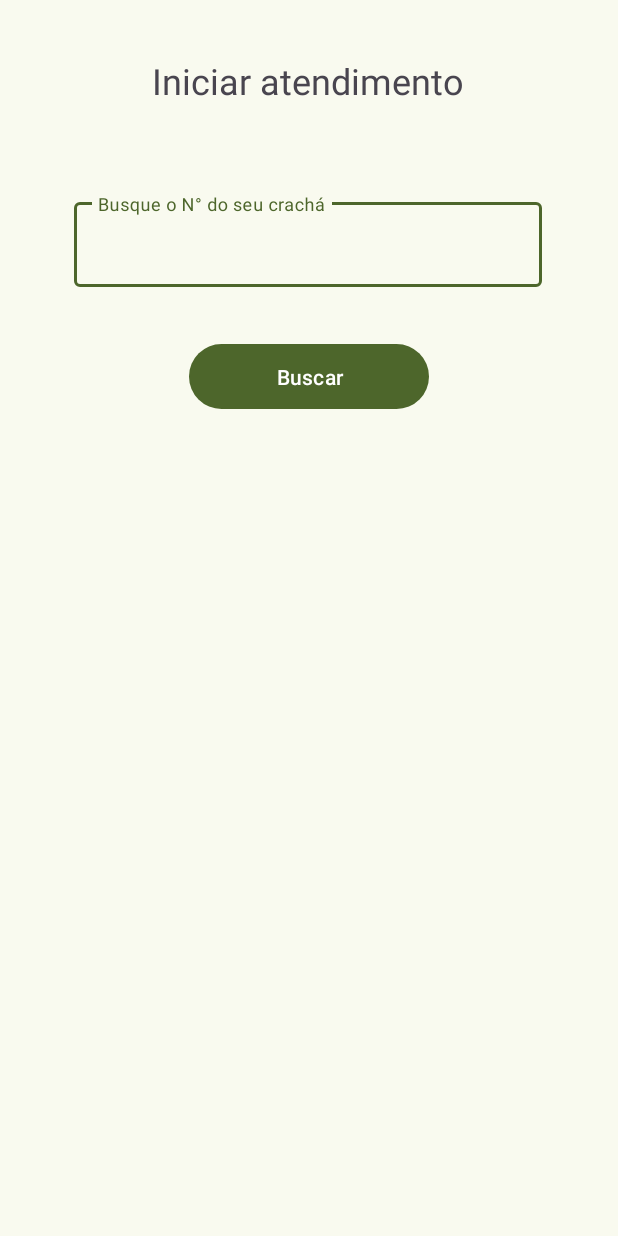
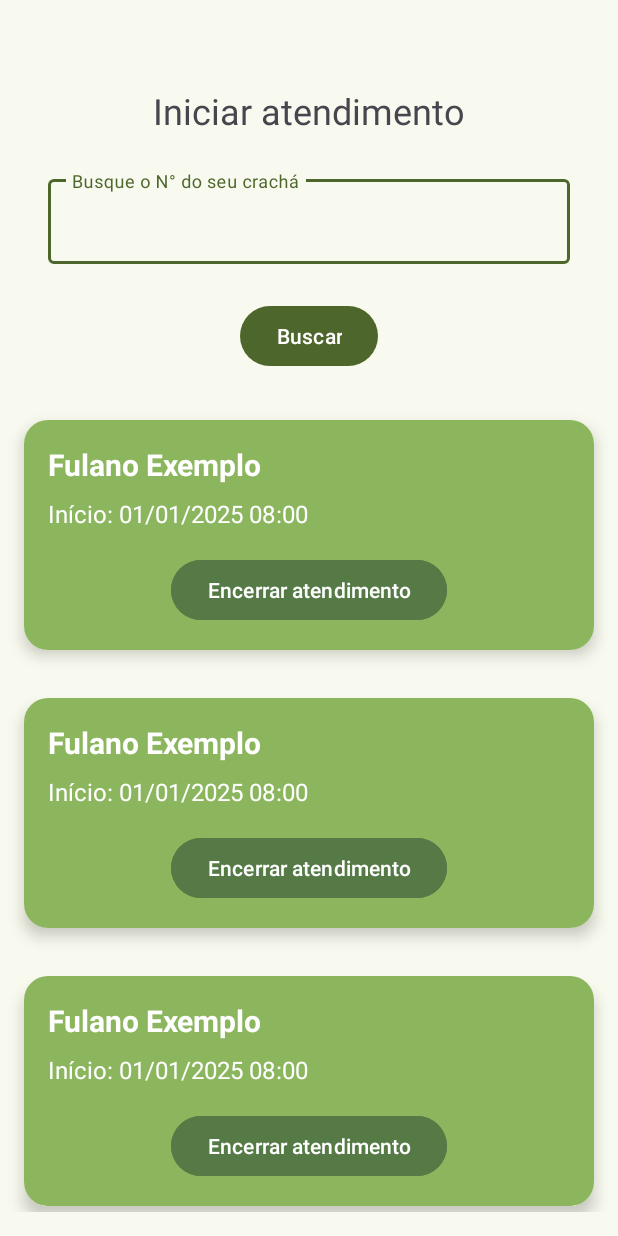
Before and after one commit to beatrizmarioti/Projeto-J-F, an Android app: the layout fragment_home.xml on its own in the app's theme, with its tools: preview values and no code run, on a phone screen of 412 x 824 dp. Run offline under Robolectric (Android 15) with nearby library versions, the phone set to English and light mode, and no system bars.

Commit message:
Subindo tela de busca finalizada + alterações no cardview

```diff
--- a/app/src/main/res/layout/busca.xml
+++ b/app/src/main/res/layout/busca.xml
@@ -1,98 +1,79 @@
 <?xml version="1.0" encoding="utf-8"?>
 <androidx.cardview.widget.CardView xmlns:android="http://schemas.android.com/apk/res/android"
     xmlns:app="http://schemas.android.com/apk/res-auto"
-    xmlns:tools="http://schemas.android.com/tools"
     android:layout_width="match_parent"
     android:layout_height="wrap_content"
-    android:layout_margin="5dp"
-    android:layout_marginHorizontal="5dp"
-    android:layout_marginVertical="5dp"
-    app:cardCornerRadius="40dp">
+    android:layout_margin="16dp"
+    app:cardCornerRadius="16dp"
+    app:cardElevation="6dp">
 
     <androidx.constraintlayout.widget.ConstraintLayout
         android:layout_width="match_parent"
-        android:layout_height="188dp"
+        android:layout_height="wrap_content"
+        android:padding="16dp"
         android:background="#8CB65E">
 
         <TextView
-            android:id="@+id/text"
-            android:layout_width="wrap_content"
+            android:id="@+id/nome"
+            android:layout_width="0dp"
             android:layout_height="wrap_content"
-            android:layout_marginStart="26dp"
-            android:layout_marginTop="24dp"
-            android:layout_marginEnd="10dp"
-            android:text="Nome:"
-            android:textColor="#FBFBFB"
-            android:textSize="30sp"
+            android:text="Fulano Exemplo"
+            android:textColor="#FFFFFF"
+            android:textSize="20sp"
             android:textStyle="bold"
-            app:layout_constraintEnd_toStartOf="@+id/nome"
+            app:layout_constraintTop_toTopOf="parent"
             app:layout_constraintStart_toStartOf="parent"
-            app:layout_constraintTop_toTopOf="parent" />
-
-        <TextView
-            android:id="@+id/nome"
-            android:layout_width="wrap_content"
-            android:layout_height="wrap_content"
-            android:layout_marginStart="10dp"
-            android:layout_marginTop="24dp"
-            android:text="."
-            android:textColor="#FBFBFB"
-            android:textSize="30sp"
-            app:layout_constraintStart_toEndOf="@+id/text"
-            app:layout_constraintTop_toTopOf="parent" />
+            app:layout_constraintEnd_toEndOf="parent" />
 
         <TextView
             android:id="@+id/inicio"
+            android:layout_width="0dp"
+            android:layout_height="wrap_content"
+            android:text="Início: 01/01/2025 08:00"
+            android:textColor="#FFFFFF"
+            android:textSize="16sp"
+            app:layout_constraintTop_toBottomOf="@id/nome"
+            app:layout_constraintStart_toStartOf="parent"
+            app:layout_constraintEnd_toEndOf="parent"
+            android:layout_marginTop="8dp"/>
+
+        <TextView
+            android:id="@+id/label_termino"
             android:layout_width="wrap_content"
             android:layout_height="wrap_content"
-            android:layout_marginStart="10dp"
-            android:layout_marginTop="69dp"
-            android:text="."
-            android:textColor="#FBFBFB"
-            android:textSize="30sp"
-            app:layout_constraintStart_toEndOf="@+id/nome2"
-            app:layout_constraintTop_toTopOf="parent" />
+            android:text="Término:"
+            android:textColor="#FFFFFF"
+            android:textSize="16sp"
+            android:visibility="gone"
+            app:layout_constraintTop_toBottomOf="@id/inicio"
+            app:layout_constraintStart_toStartOf="parent"
+            android:layout_marginTop="8dp"/>
 
         <TextView
             android:id="@+id/termino"
+            android:layout_width="0dp"
+            android:layout_height="wrap_content"
+            android:text="01/01/2025 09:00"
+            android:textColor="#FFFFFF"
+            android:textSize="16sp"
+            android:visibility="gone"
+            app:layout_constraintTop_toBottomOf="@id/inicio"
+            app:layout_constraintStart_toEndOf="@id/label_termino"
+            app:layout_constraintEnd_toEndOf="parent"
+            android:layout_marginTop="8dp"/>
+
+        <Button
+            android:id="@+id/botao_terminar"
             android:layout_width="wrap_content"
             android:layout_height="wrap_content"
-            android:layout_marginStart="17dp"
-            android:layout_marginTop="115dp"
-            android:text="."
-            android:textColor="#FBFBFB"
-            android:textSize="30sp"
-            app:layout_constraintStart_toEndOf="@+id/nome3"
-            app:layout_constraintTop_toTopOf="parent" />
+            android:text="Encerrar atendimento"
+            android:textAllCaps="false"
+            android:backgroundTint="#557A46"
+            android:textColor="#FFFFFF"
+            app:layout_constraintTop_toBottomOf="@id/inicio"
+            app:layout_constraintStart_toStartOf="parent"
+            app:layout_constraintEnd_toEndOf="parent"
+            android:layout_marginTop="16dp" />
 
-        <TextView
-            android:id="@+id/nome2"
-            android:layout_width="wrap_content"
-            android:layout_height="wrap_content"
-            android:layout_marginStart="26dp"
-            android:layout_marginTop="13dp"
-            android:layout_marginEnd="10dp"
-            android:text="Início atendimento:"
-            android:textColor="#FBFBFB"
-            android:textSize="24sp"
-            android:textStyle="bold"
-            app:layout_constraintEnd_toStartOf="@+id/inicio"
-            app:layout_constraintStart_toStartOf="parent"
-            app:layout_constraintTop_toBottomOf="@+id/text" />
-
-        <TextView
-            android:id="@+id/nome3"
-            android:layout_width="wrap_content"
-            android:layout_height="wrap_content"
-            android:layout_marginStart="26dp"
-            android:layout_marginTop="14dp"
-            android:layout_marginEnd="17dp"
-            android:text="Término atendimento:"
-            android:textColor="#FBFBFB"
-            android:textSize="24sp"
-            android:textStyle="bold"
-            app:layout_constraintEnd_toStartOf="@+id/termino"
-            app:layout_constraintStart_toStartOf="parent"
-            app:layout_constraintTop_toBottomOf="@+id/inicio" />
     </androidx.constraintlayout.widget.ConstraintLayout>
 </androidx.cardview.widget.CardView>
--- a/app/src/main/res/layout/fragment_home.xml
+++ b/app/src/main/res/layout/fragment_home.xml
@@ -10,9 +10,7 @@
         android:id="@+id/textView2"
         android:layout_width="wrap_content"
         android:layout_height="wrap_content"
-        android:layout_marginStart="102dp"
-        android:layout_marginTop="37dp"
-        android:layout_marginEnd="103dp"
+        android:layout_marginTop="57dp"
         android:text="Iniciar atendimento"
         android:textSize="24sp"
         app:layout_constraintEnd_toEndOf="parent"
@@ -21,31 +19,53 @@
 
     <com.google.android.material.textfield.TextInputLayout
         android:id="@+id/textInputLayout"
-        android:layout_width="314dp"
-        android:layout_height="62dp"
-        android:layout_marginStart="48dp"
-        android:layout_marginTop="59dp"
-        android:layout_marginEnd="48dp"
+        android:layout_width="0dp"
+        android:layout_height="wrap_content"
+        android:layout_marginTop="24dp"
         android:textColorHint="#5D5C5C"
+        app:layout_constraintTop_toBottomOf="@id/textView2"
+        app:layout_constraintStart_toStartOf="parent"
         app:layout_constraintEnd_toEndOf="parent"
-        app:layout_constraintStart_toStartOf="parent"
-        app:layout_constraintTop_toBottomOf="@+id/textView2">
+        android:layout_marginStart="32dp"
+        android:layout_marginEnd="32dp">
 
         <com.google.android.material.textfield.TextInputEditText
-            android:layout_width="312dp"
+            android:layout_width="match_parent"
             android:layout_height="wrap_content"
             android:hint="Busque o N° do seu crachá" />
     </com.google.android.material.textfield.TextInputLayout>
 
     <Button
-        android:id="@+id/button"
-        android:layout_width="160dp"
-        android:layout_height="51dp"
-        android:layout_marginStart="125dp"
-        android:layout_marginTop="34dp"
-        android:layout_marginEnd="126dp"
+        android:id="@+id/buscar"
+        android:layout_width="wrap_content"
+        android:layout_height="wrap_content"
         android:text="Buscar"
+        app:layout_constraintTop_toBottomOf="@id/textInputLayout"
+        app:layout_constraintStart_toStartOf="parent"
         app:layout_constraintEnd_toEndOf="parent"
+        android:layout_marginTop="24dp" />
+
+    <Button
+        android:id="@+id/button_termino"
+        android:layout_width="wrap_content"
+        android:layout_height="wrap_content"
+        android:text="Encerrar atendimento"
+        android:visibility="gone"
+        app:layout_constraintTop_toBottomOf="@id/buscar"
         app:layout_constraintStart_toStartOf="parent"
-        app:layout_constraintTop_toBottomOf="@+id/textInputLayout" />
+        app:layout_constraintEnd_toEndOf="parent"
+        android:layout_marginTop="16dp" />
+
+    <androidx.recyclerview.widget.RecyclerView
+        android:id="@+id/recyclerView"
+        android:layout_width="0dp"
+        android:layout_height="0dp"
+        android:layout_marginTop="16dp"
+        android:layout_marginBottom="16dp"
+        tools:listitem="@layout/busca"
+        app:layout_constraintTop_toBottomOf="@id/button_termino"
+        app:layout_constraintBottom_toBottomOf="parent"
+        app:layout_constraintStart_toStartOf="parent"
+        app:layout_constraintEnd_toEndOf="parent" />
+
 </androidx.constraintlayout.widget.ConstraintLayout>
```
Also changed, not shown: app/src/main/java/com/bea/projetojef/Atendimento.java (added, +33 -0 lines), app/src/main/java/com/bea/projetojef/ui/AtendimentoAdapter.java (added, +116 -0 lines), app/src/main/java/com/bea/projetojef/ui/home/HomeFragment.java (+79 -7 lines), app/src/main/res/drawable/logo.png (added).
